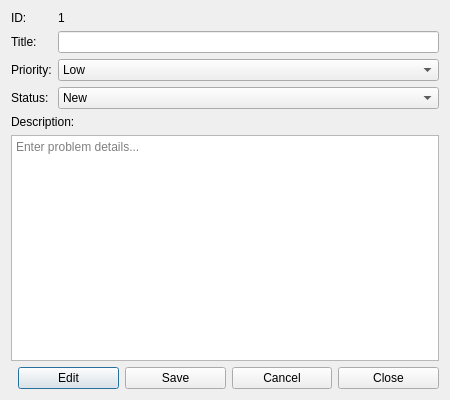
First picture: the form in ticketdialog.ui, repository BobaBobus123/11pr, before the edit.
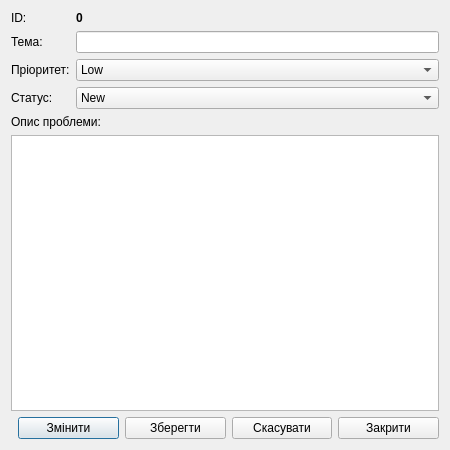
Second picture: the form after the edit.

The edit to the form file:
```diff
--- a/ticketdialog.ui
+++ b/ticketdialog.ui
@@ -3,7 +3,15 @@
  <class>TicketDialog</class>
  <widget class="QDialog" name="TicketDialog">
   <property name="geometry">
-   <rect><x>0</x><y>0</y><width>450</width><height>400</height></rect>
+   <rect>
+    <x>0</x>
+    <y>0</y>
+    <width>450</width>
+    <height>450</height>
+   </rect>
+  </property>
+  <property name="windowTitle">
+   <string>Ticket Details</string>
   </property>
   <layout class="QVBoxLayout" name="verticalLayout">
    <item>
@@ -12,16 +20,33 @@
       <widget class="QLabel" name="labelID"><property name="text"><string>ID:</string></property></widget>
      </item>
      <item row="0" column="1">
-      <widget class="QLabel" name="valID"><property name="text"><string>1</string></property></widget>
+      <widget class="QLabel" name="valID">
+       <property name="font">
+        <font>
+         <bold>true</bold>
+        </font>
+       </property>
+       <property name="text">
+        <string>0</string>
+       </property>
+      </widget>
      </item>
      <item row="1" column="0">
-      <widget class="QLabel" name="labelTitle"><property name="text"><string>Title:</string></property></widget>
+      <widget class="QLabel" name="labelTitle">
+       <property name="text">
+        <string>Тема:</string>
+       </property>
+      </widget>
      </item>
      <item row="1" column="1">
       <widget class="QLineEdit" name="editTitle"/>
      </item>
      <item row="2" column="0">
-      <widget class="QLabel" name="labelPriority"><property name="text"><string>Priority:</string></property></widget>
+      <widget class="QLabel" name="labelPriority">
+       <property name="text">
+        <string>Пріоритет:</string>
+       </property>
+      </widget>
      </item>
      <item row="2" column="1">
       <widget class="QComboBox" name="comboPriority">
@@ -31,7 +56,11 @@
       </widget>
      </item>
      <item row="3" column="0">
-      <widget class="QLabel" name="labelStatus"><property name="text"><string>Status:</string></property></widget>
+      <widget class="QLabel" name="labelStatus">
+       <property name="text">
+        <string>Статус:</string>
+       </property>
+      </widget>
      </item>
      <item row="3" column="1">
       <widget class="QComboBox" name="comboStatus">
@@ -43,20 +72,52 @@
     </layout>
    </item>
    <item>
-    <widget class="QLabel" name="labelDesc"><property name="text"><string>Description:</string></property></widget>
-   </item>
-   <item>
-    <widget class="QPlainTextEdit" name="editDescription">
-     <property name="placeholderText"><string>Enter problem details...</string></property>
+    <widget class="QLabel" name="labelDesc">
+     <property name="text">
+      <string>Опис проблеми:</string>
+     </property>
     </widget>
    </item>
+   <item>
+    <widget class="QPlainTextEdit" name="editDescription"/>
+   </item>
    <item>
     <layout class="QHBoxLayout" name="buttonLayout">
-     <item><spacer name="horizontalSpacer"><property name="orientation"><enum>Qt::Horizontal</enum></property></spacer></item>
-     <item><widget class="QPushButton" name="btnEdit"><property name="text"><string>Edit</string></property></widget></item>
-     <item><widget class="QPushButton" name="btnSave"><property name="text"><string>Save</string></property></widget></item>
-     <item><widget class="QPushButton" name="btnCancel"><property name="text"><string>Cancel</string></property></widget></item>
-     <item><widget class="QPushButton" name="btnClose"><property name="text"><string>Close</string></property></widget></item>
+     <item>
+      <spacer name="horizontalSpacer">
+       <property name="orientation">
+        <enum>Qt::Horizontal</enum>
+       </property>
+      </spacer>
+     </item>
+     <item>
+      <widget class="QPushButton" name="btnEdit">
+       <property name="text">
+        <string>Змінити</string>
+       </property>
+      </widget>
+     </item>
+     <item>
+      <widget class="QPushButton" name="btnSave">
+       <property name="text">
+        <string>Зберегти</string>
+       </property>
+      </widget>
+     </item>
+     <item>
+      <widget class="QPushButton" name="btnCancel">
+       <property name="text">
+        <string>Скасувати</string>
+       </property>
+      </widget>
+     </item>
+     <item>
+      <widget class="QPushButton" name="btnClose">
+       <property name="text">
+        <string>Закрити</string>
+       </property>
+      </widget>
+     </item>
     </layout>
    </item>
   </layout>
```
Left out of the diff: 8 changed lines with no effect on the pictures.
